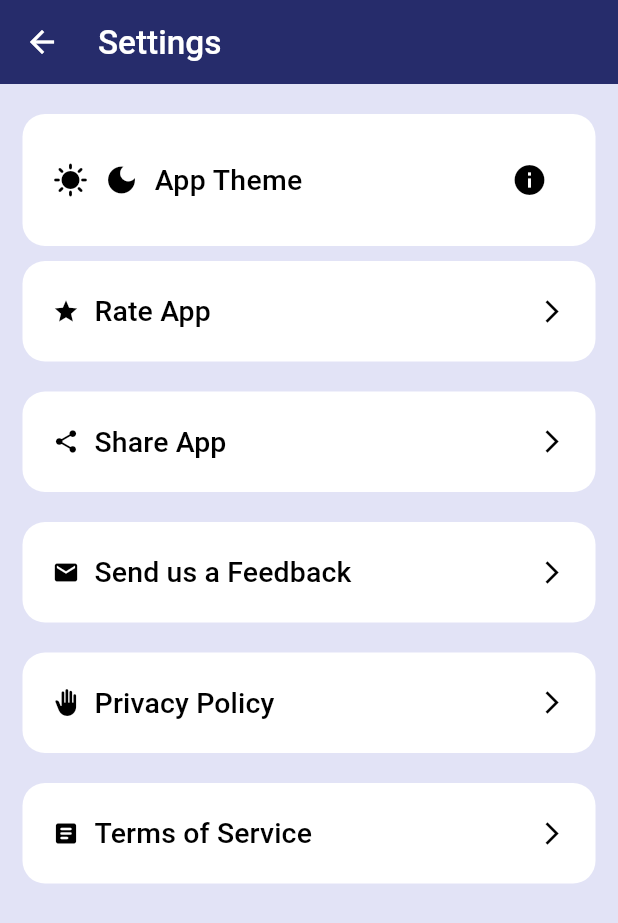
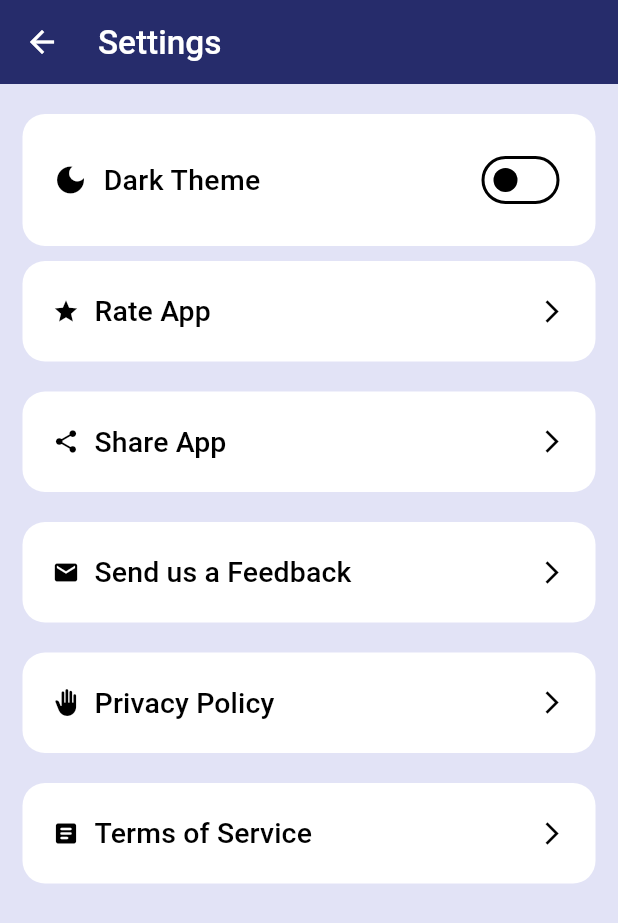
Before and after one commit to PatelPruthvi/task_planner, a Flutter app: the SettingScreen screen opened directly, on a phone screen of 412 x 824 dp. Shown: the top 923 px of the screen. Run offline on Flutter 3.47's test engine with Material 3 defaults, Android fonts, the light colour scheme and no system bars; our stand-ins replace adaptive_theme, another_flushbar, bloc, buttons_tabbar, easy_date_timeline, firebase_auth and 7 more; accounts and stored records are empty.

Commit message:
theme change enabled on toggle

```diff
--- a/lib/main.dart
+++ b/lib/main.dart
@@ -1,20 +1,25 @@
+// ignore_for_file: public_member_api_docs, sort_constructors_first
+import 'package:adaptive_theme/adaptive_theme.dart';
 import 'package:firebase_core/firebase_core.dart';
 import 'package:flutter/material.dart';
+import 'package:timezone/data/latest.dart' as tz;
+
 import 'package:task_planner/services/notification_service.dart';
 import 'package:task_planner/utils/Themes/themes.dart';
 import 'package:task_planner/views/login_view/ui/login_view.dart';
-import 'package:timezone/data/latest.dart' as tz;
 
 void main() async {
   WidgetsFlutterBinding.ensureInitialized();
   await Firebase.initializeApp();
   await NotificationService().initNotifService();
   tz.initializeTimeZones();
-  runApp(const MyApp());
+  final savedThemeMode = await AdaptiveTheme.getThemeMode();
+  runApp(MyApp(savedThemeMode: savedThemeMode));
 }
 
 class MyApp extends StatefulWidget {
-  const MyApp({super.key});
+  final AdaptiveThemeMode? savedThemeMode;
+  const MyApp({Key? key, this.savedThemeMode}) : super(key: key);
 
   @override
   State<MyApp> createState() => _MyAppState();
@@ -23,12 +28,19 @@ class MyApp extends StatefulWidget {
 class _MyAppState extends State<MyApp> {
   @override
   Widget build(BuildContext context) {
-    return MaterialApp(
-        debugShowCheckedModeBanner: false,
-        title: 'Task Planner',
-        themeMode: ThemeMode.system,
-        darkTheme: Themes.getDarkModeTheme(context),
-        theme: Themes.getLightModeTheme(context),
-        home: const LoginView());
+    return AdaptiveTheme(
+      light: Themes.getLightModeTheme(context),
+      dark: Themes.getDarkModeTheme(context),
+      initial: widget.savedThemeMode ?? AdaptiveThemeMode.light,
+      builder: (light, dark) {
+        return MaterialApp(
+          debugShowCheckedModeBanner: false,
+          title: 'Task Planner',
+          darkTheme: dark,
+          theme: light,
+          home: const LoginView(),
+        );
+      },
+    );
   }
 }
--- a/lib/utils/Themes/themes.dart
+++ b/lib/utils/Themes/themes.dart
@@ -10,6 +10,7 @@ class Themes {
   //primaryColorDark == selected tile color
   // splash color == unselected tile color
   static getLightModeTheme(BuildContext context) => ThemeData(
+      brightness: Brightness.light,
       iconTheme: const IconThemeData(color: AppColors.kblackColor),
       // canvasColor: ,
       listTileTheme: ListTileThemeData(
@@ -53,6 +54,7 @@ class Themes {
           onSecondary: AppColors.kwhiteColor));
 
   static getDarkModeTheme(BuildContext context) => ThemeData(
+      brightness: Brightness.dark,
       iconTheme: const IconThemeData(color: AppColors.kwhiteColor),
       // canvasColor: ,
       scaffoldBackgroundColor: AppColors.kGreycanvasColor,
--- a/lib/utils/colors/app_colors.dart
+++ b/lib/utils/colors/app_colors.dart
@@ -2,7 +2,7 @@ import 'package:flutter/material.dart';
 
 class AppColors {
   // static const mainColor = Color(0xFF7743db);
-
+  static const kMainAppColor = Color.fromRGBO(253, 240, 209, 1);
   static const kcalendarTileColor = Color.fromARGB(255, 1, 59, 52);
   static const kscreenColor = Color.fromRGBO(226, 227, 246, 1);
   static const kmainColor = kblue600;
--- a/lib/views/settings_view/ui/settings_view.dart
+++ b/lib/views/settings_view/ui/settings_view.dart
@@ -1,3 +1,4 @@
+import 'package:adaptive_theme/adaptive_theme.dart';
 import 'package:flutter/material.dart';
 import 'package:flutter_bloc/flutter_bloc.dart';
 import 'package:task_planner/resources/components/buttons/settings_page_button.dart';
@@ -43,39 +44,30 @@ class _SettingScreenState extends State<SettingScreen> {
                   padding: const EdgeInsets.all(20),
                   child: Row(
                     children: [
-                      const Icon(Icons.sunny),
-                      const SizedBox(width: 10),
+                      // const Icon(Icons.sunny),
+                      // const SizedBox(width: 10),
                       const Icon(Icons.dark_mode),
                       const SizedBox(width: 10),
                       Expanded(
                         child: Text(
-                          "App Theme",
+                          "Dark Theme",
                           style: TextStyle(
                               fontSize: FontSize.getMediumFontSize(context),
                               fontWeight: FontWeight.w500,
                               color: Theme.of(context).listTileTheme.textColor),
                         ),
                       ),
-                      IconButton(
-                          onPressed: () {
-                            showDialog(
-                              context: context,
-                              builder: (context) {
-                                return AlertDialog.adaptive(
-                                  title: const Text(
-                                      "To switch to the dark or light theme in the app, adjust your device's theme settings to dark or light."),
-                                  actions: [
-                                    TextButton(
-                                        onPressed: () {
-                                          Navigator.of(context).pop();
-                                        },
-                                        child: const Text("Okay!"))
-                                  ],
-                                );
-                              },
-                            );
-                          },
-                          icon: const Icon(Icons.info))
+                      Switch.adaptive(
+                        value: AdaptiveTheme.of(context).mode.isDark,
+                        activeColor: Theme.of(context).primaryColor,
+                        onChanged: (value) {
+                          if (value) {
+                            AdaptiveTheme.of(context).setDark();
+                          } else {
+                            AdaptiveTheme.of(context).setLight();
+                          }
+                        },
+                      ),
                     ],
                   ),
                 ),
--- a/pubspec.yaml
+++ b/pubspec.yaml
@@ -50,6 +50,7 @@ dependencies:
   timezone: ^0.9.2
   another_flushbar: ^1.12.30
   buttons_tabbar: ^1.3.8
+  adaptive_theme: ^3.6.0
 
 
 dev_dependencies:
```
Also changed, not shown: pubspec.lock.
